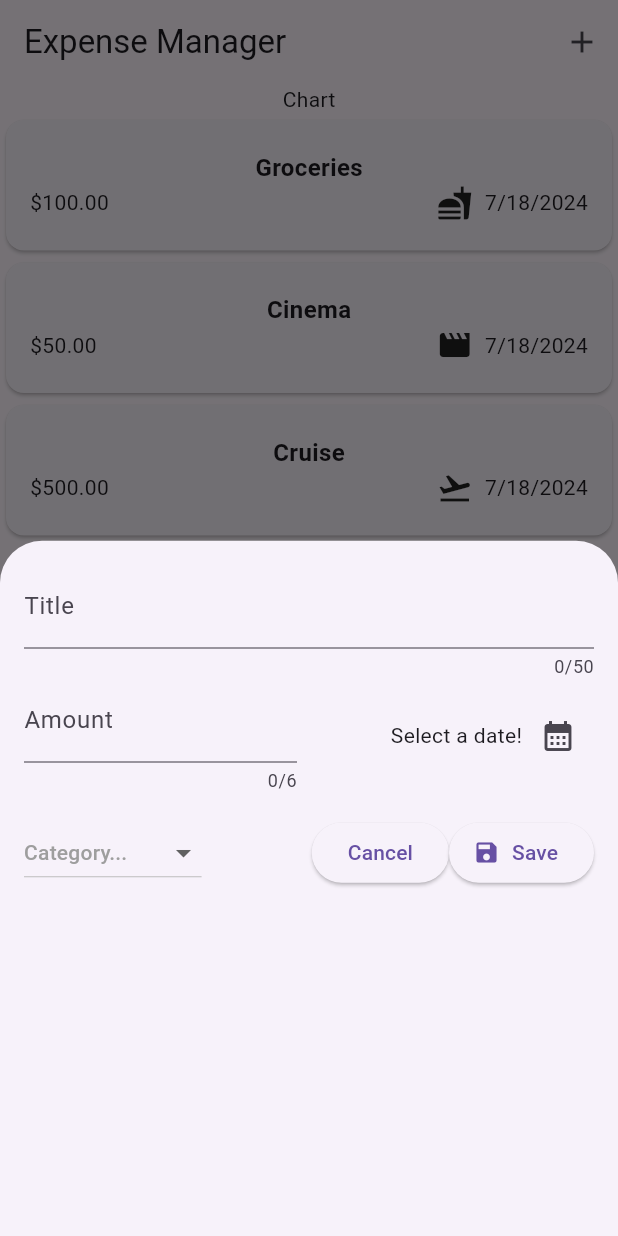
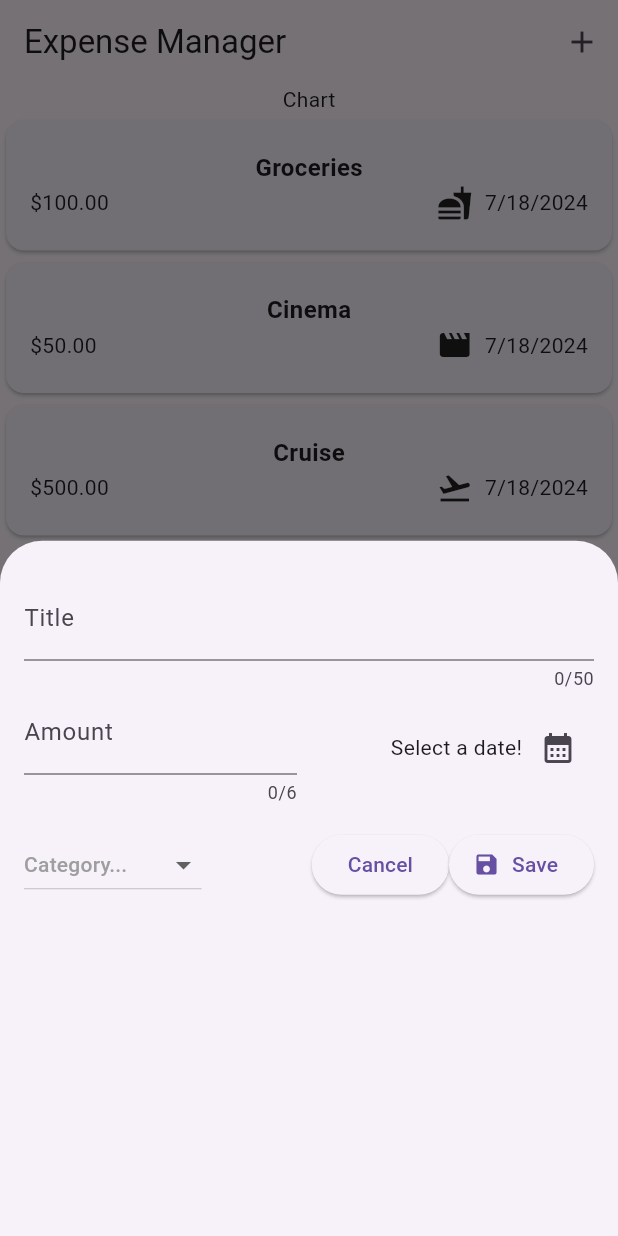
Before and after one commit to iulvimercan/flutter_ExpenseManagementApp, a Flutter app: the screen it shows after launch, after a tap on the "add" icon, on a phone screen of 412 x 824 dp. Run offline on Flutter 3.47's test engine with Material 3 defaults, Android fonts, the phone set to English and light mode, and no system bars.

```diff
--- a/lib/expenses.dart
+++ b/lib/expenses.dart
@@ -35,6 +35,7 @@ class _ExpensesState extends State<Expenses> {
 
   void _openAddExpenseForm() {
     showModalBottomSheet(
+      // isScrollControlled: true, // to make it fullscreen
       context: context,
       builder: (ctx) => NewExpense(saveExpense),
     );
--- a/lib/new_expense.dart
+++ b/lib/new_expense.dart
@@ -81,7 +81,7 @@ class _NewExpenseState extends State<NewExpense> {
   @override
   Widget build(BuildContext context) {
     return Padding(
-      padding: const EdgeInsets.all(16),
+      padding: const EdgeInsets.fromLTRB(16, 24, 16, 16),
       child: Column(
         children: [
           TextField(
```
